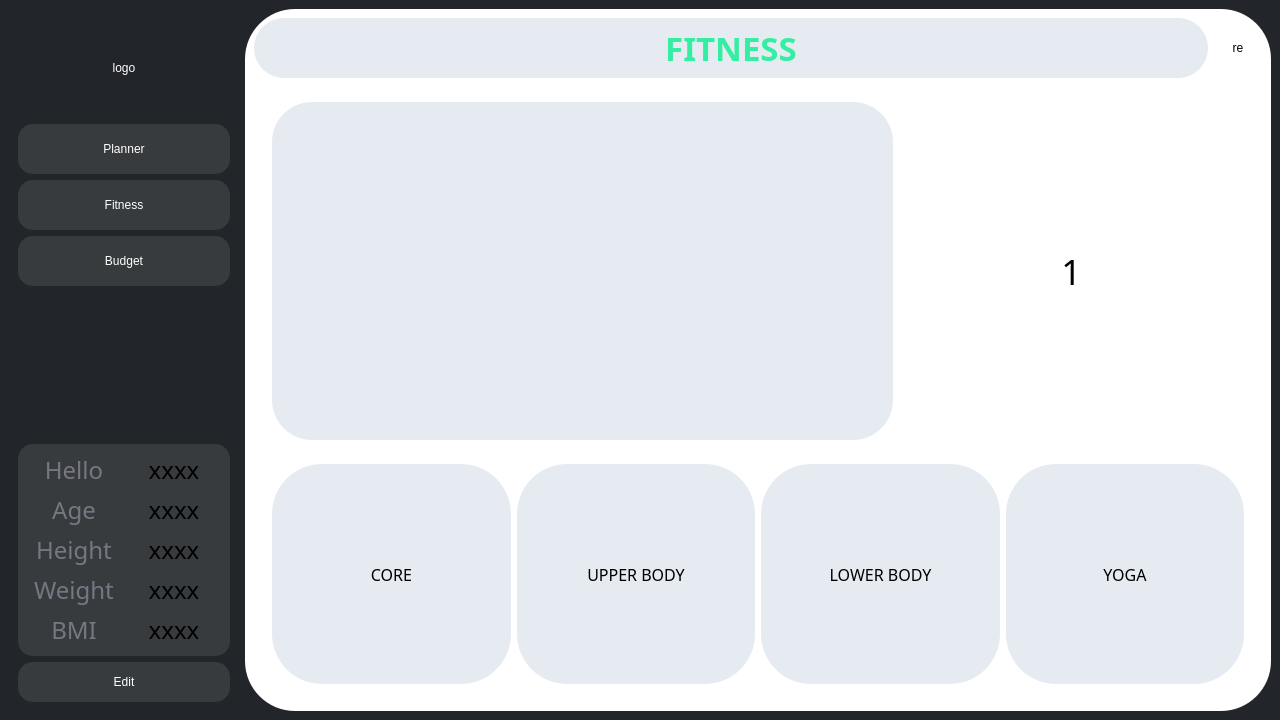
This is K/fitness.ui in burr1to/kaizen as Qt 5 draws it before an edit. The edited form follows.
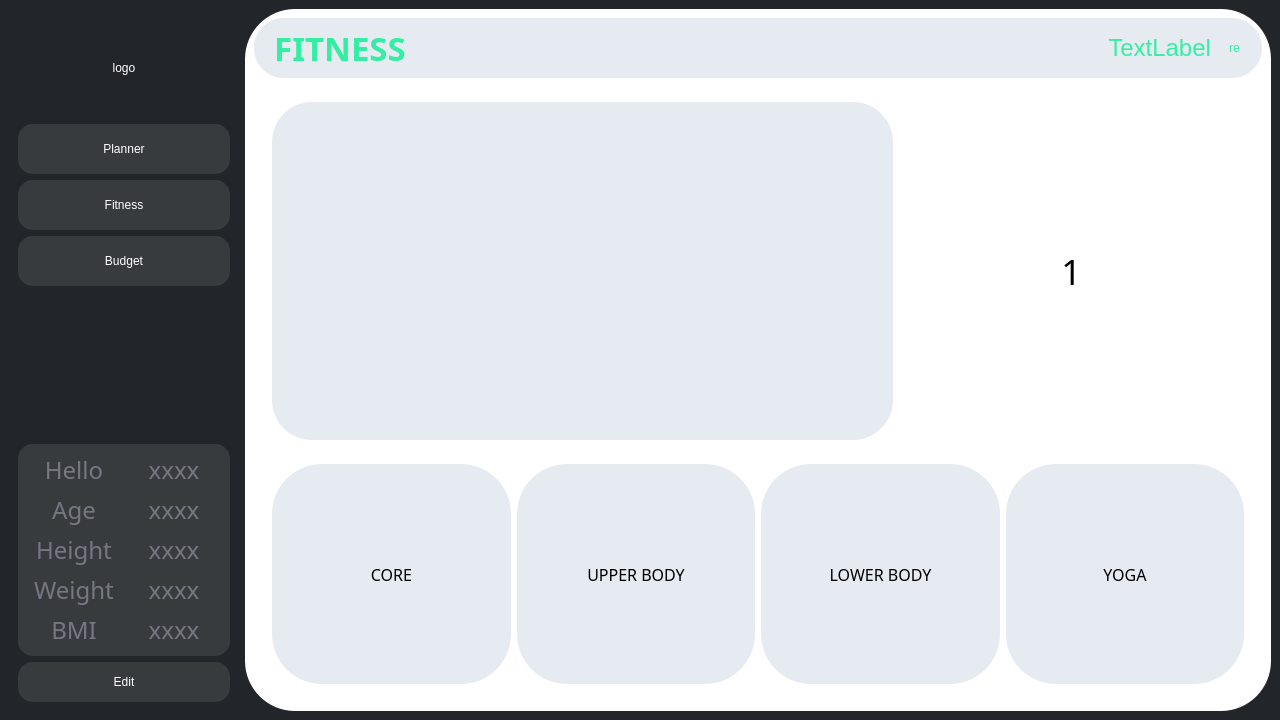
This is the edited form. Icons and pictures are not drawn.

```diff
--- a/K/fitness.ui
+++ b/K/fitness.ui
@@ -161,7 +161,8 @@
          <property name="styleSheet">
           <string notr="true">font:24px;
 background-color: rgb(55, 59, 62);
-border radius:50px;</string>
+border radius:50px;
+color:#e6ebf1;</string>
          </property>
          <property name="frameShape">
           <enum>QFrame::StyledPanel</enum>
@@ -206,7 +207,7 @@
                  </font>
                 </property>
                 <property name="styleSheet">
-                 <string notr="true">color : black;</string>
+                 <string notr="true">color : #767782;</string>
                 </property>
                 <property name="text">
                  <string>xxxx</string>
@@ -252,7 +253,7 @@
                  </font>
                 </property>
                 <property name="styleSheet">
-                 <string notr="true">color : black;</string>
+                 <string notr="true">color : #767782;</string>
                 </property>
                 <property name="text">
                  <string>xxxx</string>
@@ -298,7 +299,7 @@
                  </font>
                 </property>
                 <property name="styleSheet">
-                 <string notr="true">color : black;</string>
+                 <string notr="true">color : #767782;</string>
                 </property>
                 <property name="text">
                  <string>xxxx</string>
@@ -344,7 +345,7 @@
                  </font>
                 </property>
                 <property name="styleSheet">
-                 <string notr="true">color : black;</string>
+                 <string notr="true">color : #767782;</string>
                 </property>
                 <property name="text">
                  <string>xxxx</string>
@@ -390,7 +391,7 @@
                  </font>
                 </property>
                 <property name="styleSheet">
-                 <string notr="true">color : black;</string>
+                 <string notr="true">color : #767782;</string>
                 </property>
                 <property name="text">
                  <string>xxxx</string>
@@ -453,29 +454,60 @@
       </property>
       <layout class="QVBoxLayout" name="verticalLayout">
        <item>
-        <layout class="QHBoxLayout" name="horizontalLayout_12" stretch="20,1">
-         <item>
-          <widget class="QLabel" name="label">
+        <widget class="QFrame" name="frame_4">
            <property name="minimumSize">
             <size>
              <width>0</width>
              <height>60</height>
             </size>
            </property>
-           <property name="font">
-            <font>
-             <family>FONTSPRING DEMO - Pontiac Black</family>
-             <pointsize>25</pointsize>
-             <italic>false</italic>
-             <bold>true</bold>
-            </font>
-           </property>
            <property name="styleSheet">
             <string notr="true">background-color:#e6ebf1;
 font: 700 25pt &quot;FONTSPRING DEMO - Pontiac Black&quot;;
 border-radius:30px;
 color: #34efa3;</string>
            </property>
+         <property name="frameShape">
+          <enum>QFrame::StyledPanel</enum>
+         </property>
+         <property name="frameShadow">
+          <enum>QFrame::Raised</enum>
+         </property>
+         <layout class="QHBoxLayout" name="horizontalLayout_12">
+          <property name="spacing">
+           <number>0</number>
+          </property>
+          <property name="leftMargin">
+           <number>0</number>
+          </property>
+          <property name="topMargin">
+           <number>0</number>
+          </property>
+          <property name="rightMargin">
+           <number>0</number>
+          </property>
+          <property name="bottomMargin">
+           <number>0</number>
+          </property>
+          <item>
+           <widget class="QLabel" name="label">
+            <property name="minimumSize">
+             <size>
+              <width>0</width>
+              <height>60</height>
+             </size>
+            </property>
+            <property name="font">
+             <font>
+              <family>FONTSPRING DEMO - Pontiac Black</family>
+              <pointsize>25</pointsize>
+              <italic>false</italic>
+              <bold>true</bold>
+             </font>
+            </property>
+            <property name="styleSheet">
+             <string notr="true">padding-left:20px;</string>
+            </property>
            <property name="text">
             <string>FITNESS</string>
            </property>
@@ -484,6 +516,33 @@
            </property>
           </widget>
          </item>
+          <item>
+           <spacer name="horizontalSpacer">
+            <property name="orientation">
+             <enum>Qt::Horizontal</enum>
+            </property>
+            <property name="sizeHint" stdset="0">
+             <size>
+              <width>40</width>
+              <height>20</height>
+             </size>
+            </property>
+           </spacer>
+          </item>
+          <item>
+           <widget class="QLabel" name="label_5">
+            <property name="styleSheet">
+             <string notr="true">font:24px;
+padding-right:10px</string>
+            </property>
+            <property name="text">
+             <string>TextLabel</string>
+            </property>
+            <property name="alignment">
+             <set>Qt::AlignRight|Qt::AlignTrailing|Qt::AlignVCenter</set>
+            </property>
+           </widget>
+          </item>
          <item>
           <widget class="QPushButton" name="refresh">
            <property name="minimumSize">
@@ -494,8 +553,8 @@
            </property>
            <property name="styleSheet">
             <string notr="true">#refresh{
-background-color:#ffffff;
 border radius:40px;
+margin-right:20px
 }</string>
            </property>
            <property name="text">
@@ -504,6 +563,7 @@
           </widget>
          </item>
         </layout>
+        </widget>
        </item>
        <item>
         <widget class="QFrame" name="frame_5">
```
Lines whose indentation alone changed are shown as unchanged.
